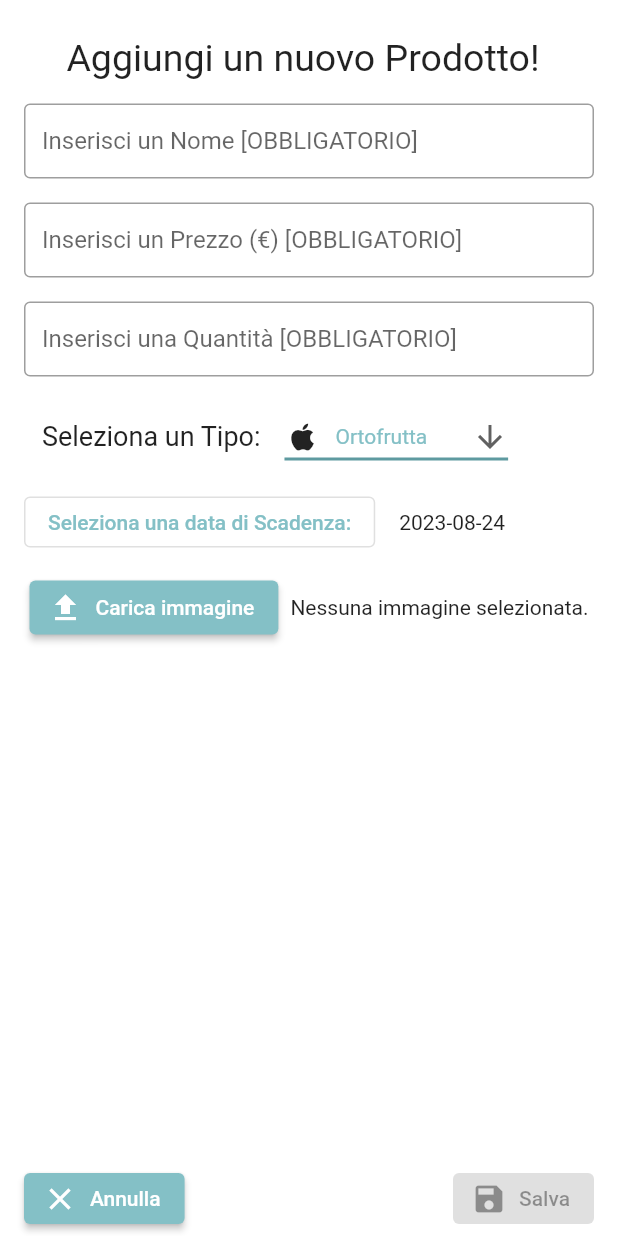
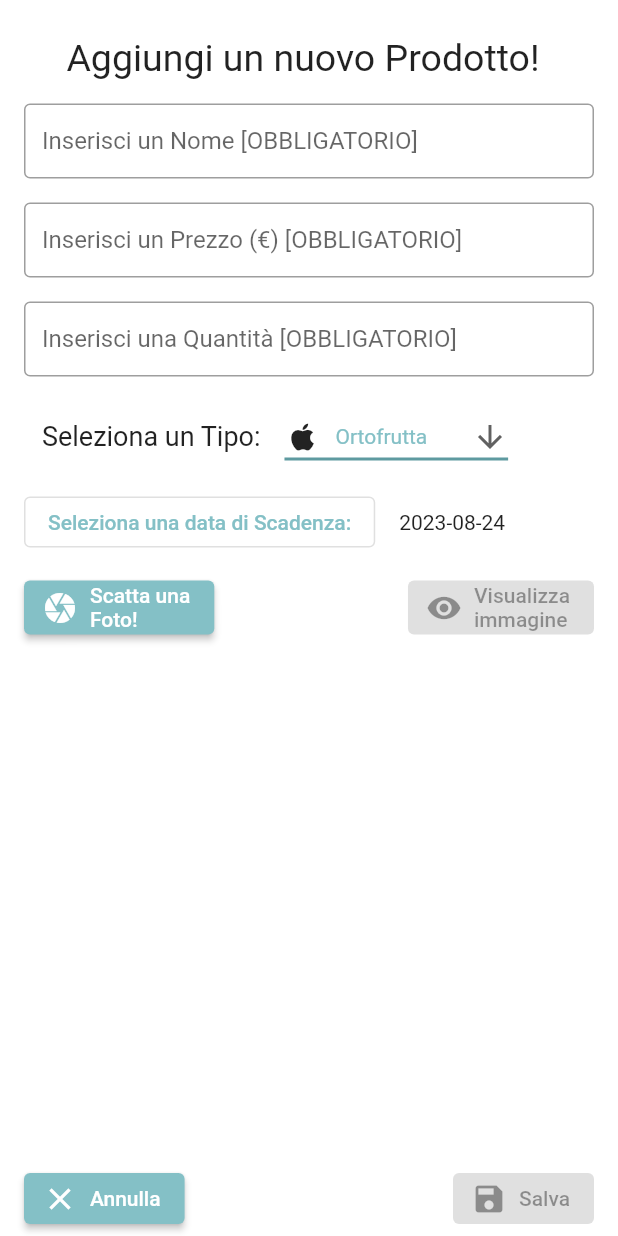
Before and after one commit to UmutBulut/PantrySmart, a Flutter app: the ListaView screen opened directly, after a tap on "Aggiungi", on a phone screen of 412 x 824 dp. Run offline on Flutter 3.47's test engine with Material 2 defaults, Android fonts, the phone set to English and light mode, and no system bars; our stand-ins replace bloc, flutter_bloc, flutter_keyboard_visibility, image_picker, shared_preferences; accounts and stored records are empty.

Commit message:
Aggiunta visualizzazione e salvataggio immagini

```diff
--- a/lib/Presentation/Screens/listaView.dart
+++ b/lib/Presentation/Screens/listaView.dart
@@ -1,3 +1,5 @@
+import 'dart:convert';
+
 import 'package:flutter/material.dart';
 import 'package:pantrysmart/Classes/Prodotto.dart';
 import 'package:pantrysmart/Classes/TipiIcone.dart';
@@ -177,8 +179,8 @@ class ListaViewState extends State<ListaView> {
                 Padding(
                   padding: const EdgeInsets.fromLTRB(16,0,0,0),
                   child: DropdownButtonTipi(
-                    notifyParent: applicaFiltroProdotti,
-                    permettiQualsiasi: true),
+                      notifyParent: applicaFiltroProdotti,
+                      permettiQualsiasi: true),
                 ),
               ],
             ),
@@ -240,7 +242,16 @@ class ListaViewState extends State<ListaView> {
                                     mainAxisAlignment: MainAxisAlignment.spaceBetween,
                                     children: [
                                       ElevatedButton.icon(
-                                        onPressed: () {},
+                                        onPressed: (v.immagine != null)?() {
+                                          showDialog(context: context, builder: (context) =>
+                                              AlertDialog(
+                                                  title: Text('Foto'),
+                                                  content: Image.memory(
+                                                    base64Decode(v.immagine!),
+                                                  ))
+                                          );
+                                        } :
+                                        null,
                                         icon: Icon( // <-- Icon
                                           Icons.visibility,
                                           size: 24.0,
--- a/lib/Presentation/Screens/prodottoView.dart
+++ b/lib/Presentation/Screens/prodottoView.dart
@@ -1,3 +1,5 @@
+import 'dart:convert';
+import 'dart:io';
 import 'package:flutter/material.dart';
 import 'package:flutter_keyboard_visibility/flutter_keyboard_visibility.dart';
 import 'package:image_picker/image_picker.dart';
@@ -84,9 +86,11 @@ class ProdottoViewState extends State<ProdottoView> {
   }
 
   Future<void> getImage() async {
-    widget.image = await widget.imagePicker.pickImage(source: ImageSource.gallery);
+    widget.image = await widget.imagePicker.pickImage(source: ImageSource.camera);
+    var byteImage = await widget.image!.readAsBytes();
+    String base64Image = base64Encode(byteImage);
     setState(() {
-      widget.immagine = widget.image.toString();
+      widget.immagine = base64Image;
     });
   }
 
@@ -201,7 +205,7 @@ class ProdottoViewState extends State<ProdottoView> {
               padding: const EdgeInsets.fromLTRB(16,8,16,8),
               child: Row(
                 crossAxisAlignment: CrossAxisAlignment.start,
-                mainAxisAlignment: MainAxisAlignment.center,
+                mainAxisAlignment: MainAxisAlignment.spaceBetween,
                 children: [
                   ElevatedButton.icon(
                     style: ButtonStyle(
@@ -210,16 +214,29 @@ class ProdottoViewState extends State<ProdottoView> {
                       getImage();
                     },
                     icon: Icon( // <-- Icon
-                      Icons.upload,
+                      Icons.camera,
                       size: 24.0,
                     ),
-                    label: Text('Carica immagine'), // <-- Text
+                    label: Text(
+                      'Scatta una\nFoto!'
+                    ), // <-- Text
                   ),
-                  Padding(
-                    padding: const EdgeInsets.fromLTRB(8, 16,0,0),
-                    child: (widget.image != null)?
-                    Text(widget.image!.name):
-                    Text('Nessuna immagine selezionata.'),
+                  ElevatedButton.icon(
+                    onPressed: (widget.immagine != null)?() {
+                      showDialog(context: context, builder: (context) =>
+                          AlertDialog(
+                              title: Text('Foto'),
+                              content: Image.memory(
+                                  base64Decode(widget.immagine!),
+                              ))
+                      );
+                    } :
+                    null,
+                    icon: Icon( // <-- Icon
+                      Icons.visibility,
+                      size: 24.0,
+                    ),
+                    label: Text('Visualizza\nimmagine'), // <-- Text
                   ),
                 ],
               ),
```
